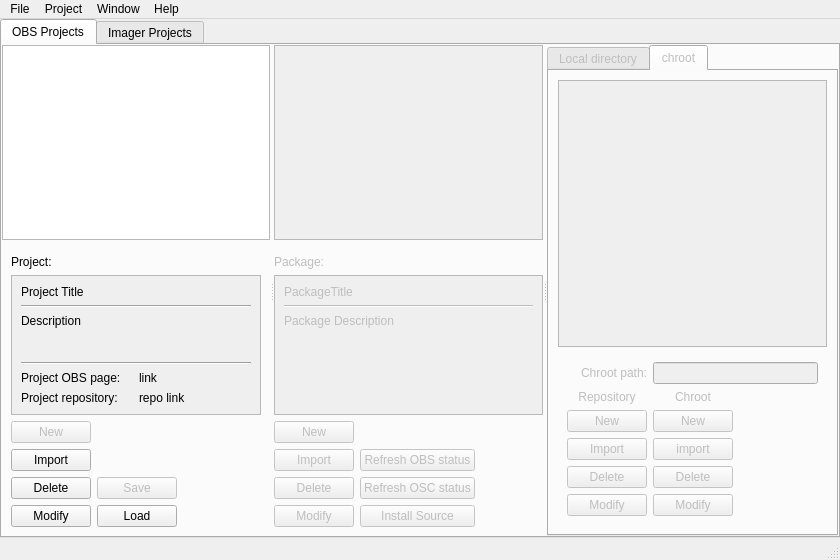
Qt form src/ObsLightGui/ui/obsLightMain.ui (ronan22/obs-light) before a commit.
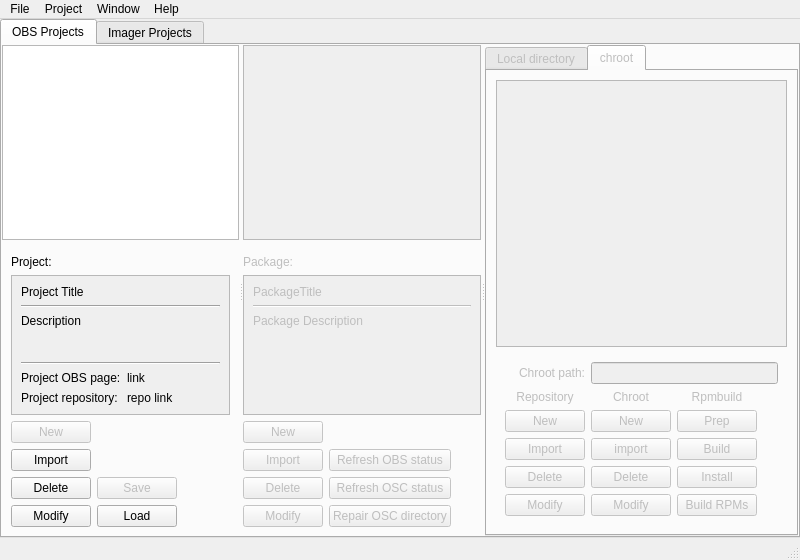
The same form after that commit. The open tabs and pages were chosen to show the change.

Commit message: - added new buttons to control rpmbuild - added new button to repair OSC directory

What changed in the file:
```diff
--- a/src/ObsLightGui/ui/obsLightMain.ui
+++ b/src/ObsLightGui/ui/obsLightMain.ui
@@ -6,7 +6,7 @@
    <rect>
     <x>0</x>
     <y>0</y>
-    <width>840</width>
+    <width>800</width>
     <height>560</height>
    </rect>
   </property>
@@ -158,7 +158,7 @@
                    <rect>
                     <x>0</x>
                     <y>0</y>
-                    <width>255</width>
+                    <width>241</width>
                     <height>134</height>
                    </rect>
                   </property>
@@ -428,7 +428,7 @@
                    <rect>
                     <x>0</x>
                     <y>0</y>
-                    <width>270</width>
+                    <width>257</width>
                     <height>134</height>
                    </rect>
                   </property>
@@ -503,31 +503,6 @@
                  </property>
                 </widget>
                </item>
-               <item row="10" column="1">
-                <widget class="QPushButton" name="importRpmButton">
-                 <property name="enabled">
-                  <bool>false</bool>
-                 </property>
-                 <property name="sizePolicy">
-                  <sizepolicy hsizetype="Preferred" vsizetype="Fixed">
-                   <horstretch>0</horstretch>
-                   <verstretch>0</verstretch>
-                  </sizepolicy>
-                 </property>
-                 <property name="minimumSize">
-                  <size>
-                   <width>80</width>
-                   <height>0</height>
-                  </size>
-                 </property>
-                 <property name="toolTip">
-                  <string>Install the source of the selected package into the chroot.</string>
-                 </property>
-                 <property name="text">
-                  <string>Install Source</string>
-                 </property>
-                </widget>
-               </item>
                <item row="10" column="2">
                 <spacer name="horizontalSpacer">
                  <property name="orientation">
@@ -561,6 +536,13 @@
                  </property>
                 </widget>
                </item>
+               <item row="10" column="1">
+                <widget class="QPushButton" name="repairOscButton">
+                 <property name="text">
+                  <string>Repair OSC directory</string>
+                 </property>
+                </widget>
+               </item>
               </layout>
              </widget>
             </item>
@@ -784,7 +766,7 @@
                   </property>
                  </widget>
                 </item>
-                <item row="0" column="2" colspan="2">
+                <item row="0" column="2" colspan="3">
                  <widget class="QLineEdit" name="chrootPathLineEdit">
                   <property name="toolTip">
                    <string>The path of the chroot on the local filesystem.</string>
@@ -877,7 +859,7 @@
                   </property>
                  </widget>
                 </item>
-                <item row="4" column="3">
+                <item row="4" column="4">
                  <spacer name="horizontalSpacer_4">
                   <property name="orientation">
                    <enum>Qt::Horizontal</enum>
@@ -890,6 +872,71 @@
                   </property>
                  </spacer>
                 </item>
+                <item row="4" column="3">
+                 <widget class="QPushButton" name="rpmInstallButton">
+                  <property name="toolTip">
+                   <string>Execute the %install section of selected package(s).</string>
+                  </property>
+                  <property name="text">
+                   <string>Install</string>
+                  </property>
+                 </widget>
+                </item>
+                <item row="2" column="3">
+                 <widget class="QPushButton" name="rpmPrepButton">
+                  <property name="enabled">
+                   <bool>false</bool>
+                  </property>
+                  <property name="sizePolicy">
+                   <sizepolicy hsizetype="Preferred" vsizetype="Fixed">
+                    <horstretch>0</horstretch>
+                    <verstretch>0</verstretch>
+                   </sizepolicy>
+                  </property>
+                  <property name="minimumSize">
+                   <size>
+                    <width>80</width>
+                    <height>0</height>
+                   </size>
+                  </property>
+                  <property name="toolTip">
+                   <string>Install the source of the selected package(s) into the chroot and execute %prep section.</string>
+                  </property>
+                  <property name="text">
+                   <string>Prep</string>
+                  </property>
+                 </widget>
+                </item>
+                <item row="3" column="3">
+                 <widget class="QPushButton" name="rpmBuildButton">
+                  <property name="toolTip">
+                   <string>Execute the %build section of selected package(s).</string>
+                  </property>
+                  <property name="text">
+                   <string>Build</string>
+                  </property>
+                 </widget>
+                </item>
+                <item row="5" column="3">
+                 <widget class="QPushButton" name="rpmBuildRpmButton">
+                  <property name="toolTip">
+                   <string>Build the source and binary RPMs of selected package(s).</string>
+                  </property>
+                  <property name="text">
+                   <string>Build RPMs</string>
+                  </property>
+                 </widget>
+                </item>
+                <item row="1" column="3">
+                 <widget class="QLabel" name="label_2">
+                  <property name="text">
+                   <string>Rpmbuild</string>
+                  </property>
+                  <property name="alignment">
+                   <set>Qt::AlignCenter</set>
+                  </property>
+                 </widget>
+                </item>
                </layout>
               </widget>
              </item>
@@ -1399,7 +1446,7 @@
     <rect>
      <x>0</x>
      <y>0</y>
-     <width>840</width>
+     <width>800</width>
      <height>20</height>
     </rect>
    </property>
```
Left out of the diff: 9 changed lines with no effect on the pictures. The commit also changes 2 other files.
